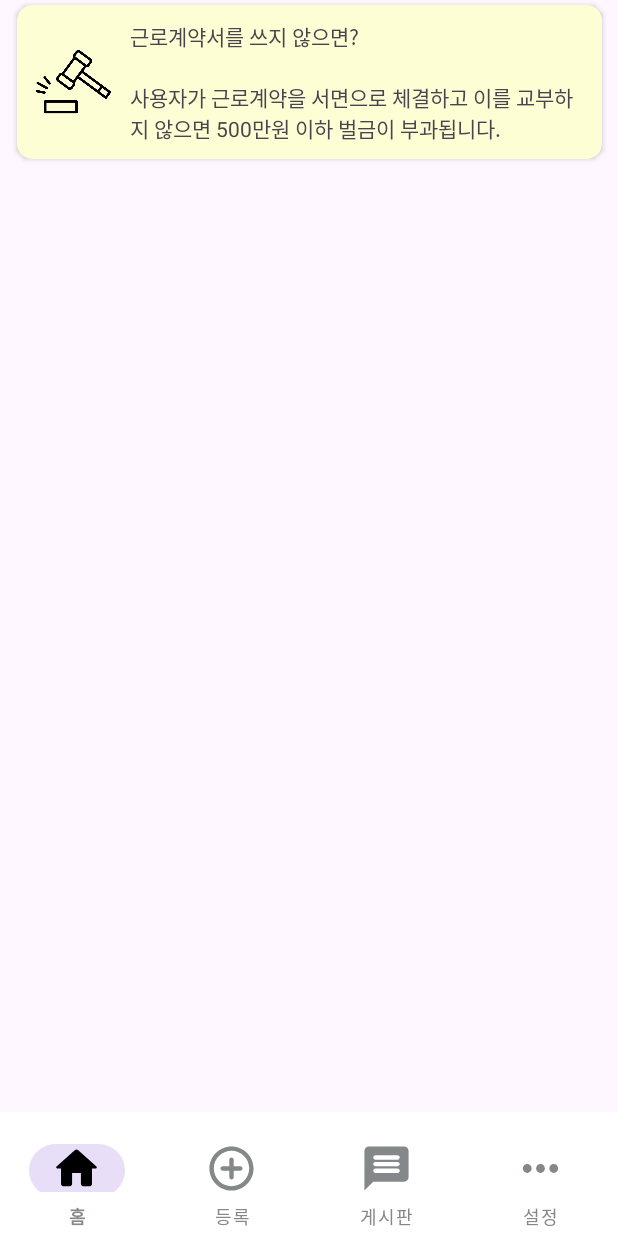
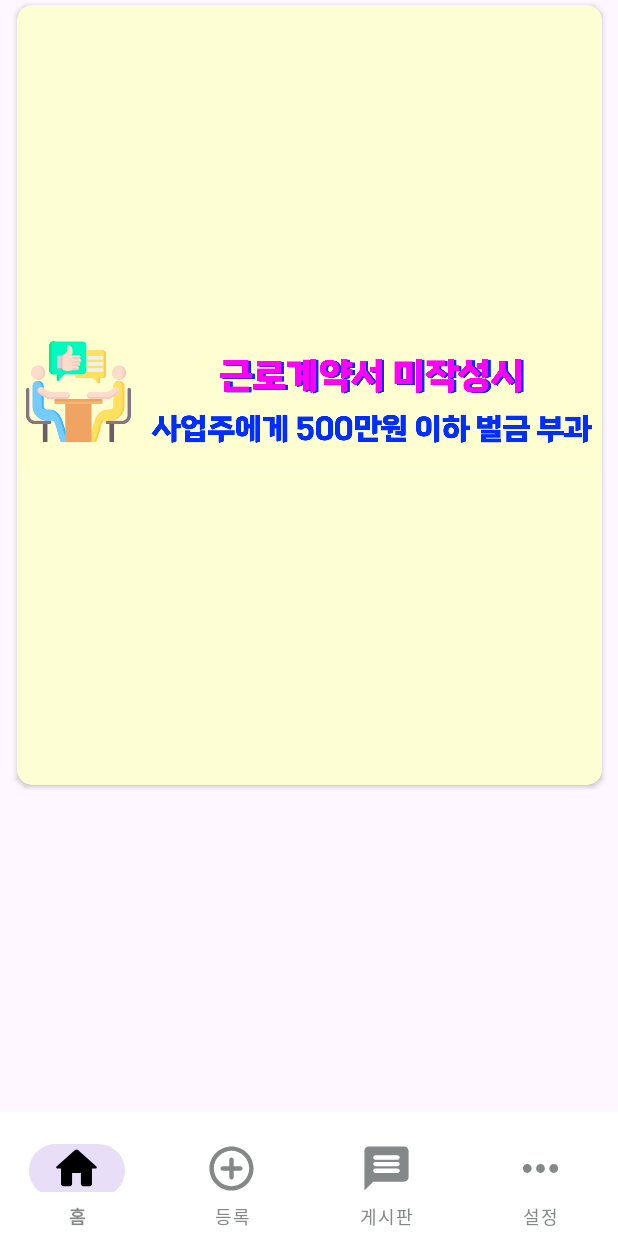
Before and after one commit to 2023-SMHRD-KDT-AI-3/Fainds, an Android app: the fragment Banner_2 placed in its activity, on a phone screen of 412 x 824 dp. Run offline under Robolectric (Android 15) with nearby library versions, the phone set to English and light mode, and no system bars; network calls fail; 4 statements that could not run were skipped.

Commit message:
banner생성

```diff
--- a/app/src/main/java/com/example/faindsapplication/Banner/BannerAdapter.java
+++ b/app/src/main/java/com/example/faindsapplication/Banner/BannerAdapter.java
@@ -24,7 +24,7 @@ public class BannerAdapter extends FragmentStateAdapter {
         }else if(index==1){
             return new Banner_2();
         }
-        else return new Banner_2();
+        else return new Banner_3();
     }
 
     @Override
--- a/app/src/main/java/com/example/faindsapplication/Home/HomeFragment.java
+++ b/app/src/main/java/com/example/faindsapplication/Home/HomeFragment.java
@@ -46,7 +46,7 @@ public class HomeFragment extends Fragment {
     // 배너 관련
     private ViewPager2 vp;
     private BannerAdapter bannerAdapter;
-    private int num_page = 2;
+    private int num_page = 3;
 
     private Handler sliderHandler = new Handler();
 
--- a/app/src/main/res/layout/activity_calender_detail.xml
+++ b/app/src/main/res/layout/activity_calender_detail.xml
@@ -70,7 +70,7 @@
         android:layout_width="0dp"
         android:layout_height="wrap_content"
         android:layout_marginBottom="32dp"
-        android:backgroundTint="@color/btnBlue1"
+        android:backgroundTint="@color/btnBlue"
         android:text="등록"
         app:cornerRadius="10dp"
         app:layout_constraintBottom_toBottomOf="parent"
--- a/app/src/main/res/layout/activity_register_detail.xml
+++ b/app/src/main/res/layout/activity_register_detail.xml
@@ -81,7 +81,7 @@
         android:layout_marginStart="16dp"
         android:layout_marginEnd="16dp"
         android:layout_marginBottom="32dp"
-        android:backgroundTint="@color/btnBlue1"
+        android:backgroundTint="@color/btnBlue"
         android:text="계약서 등록"
         android:textSize="16sp"
         android:textStyle="bold"
--- a/app/src/main/res/layout/fragment_banner_2.xml
+++ b/app/src/main/res/layout/fragment_banner_2.xml
@@ -5,7 +5,7 @@
     android:layout_width="match_parent"
     android:layout_height="wrap_content"
     android:background="@color/transparent"
-    android:outlineAmbientShadowColor="@color/banner_yellow"
+    android:outlineAmbientShadowColor="@color/banner_2"
     tools:context=".Banner.Banner_2">
 
 
@@ -15,47 +15,18 @@
         android:layout_marginTop="3dp"
         android:layout_marginBottom="3dp"
         android:animateLayoutChanges="true"
-        app:cardBackgroundColor="@color/banner_yellow"
+        app:cardBackgroundColor="@color/banner_2"
         app:cardCornerRadius="10dp"
         app:layout_constraintBottom_toBottomOf="parent"
         app:layout_constraintEnd_toEndOf="parent"
         app:layout_constraintStart_toStartOf="parent"
         app:layout_constraintTop_toTopOf="parent">
 
-        <LinearLayout
-            android:layout_width="match_parent"
-            android:layout_height="match_parent"
-            android:orientation="horizontal">
+        <ImageView
+            android:id="@+id/imageView5"
+            android:layout_width="wrap_content"
+            android:layout_height="wrap_content"
+            android:src="@drawable/banner_img2" />
+    </androidx.cardview.widget.CardView>
 
-            <ImageView
-                android:id="@+id/imageView19"
-                android:layout_width="120dp"
-                android:layout_height="100dp"
-                android:layout_gravity="center"
-                android:layout_marginStart="10dp"
-                android:layout_weight="1"
-                app:srcCompat="@drawable/tip_2" />
-
-            <LinearLayout
-                android:layout_width="match_parent"
-                android:layout_height="wrap_content"
-                android:layout_weight="1"
-                android:orientation="vertical">
-
-                <TextView
-                    android:id="@+id/textView31"
-                    android:layout_width="match_parent"
-                    android:layout_height="wrap_content"
-                    android:padding="10dp"
-                    android:text="근로계약서를 쓰지 않으면?" />
-
-                <TextView
-                    android:id="@+id/textView32"
-                    android:layout_width="match_parent"
-                    android:layout_height="wrap_content"
-                    android:padding="10dp"
-                    android:text="사용자가 근로계약을 서면으로 체결하고 이를 교부하지 않으면 500만원 이하 벌금이 부과됩니다." />
-            </LinearLayout>
-        </LinearLayout>
-    </androidx.cardview.widget.CardView>
 </androidx.constraintlayout.widget.ConstraintLayout>
--- a/app/src/main/res/layout/item_register_detail.xml
+++ b/app/src/main/res/layout/item_register_detail.xml
@@ -10,7 +10,6 @@
         android:id="@+id/cardView"
         android:layout_width="390dp"
         android:layout_height="wrap_content"
-        android:layout_marginTop="12dp"
         app:cardElevation="0dp"
         app:layout_constraintBottom_toBottomOf="parent"
         app:layout_constraintEnd_toEndOf="parent"
@@ -46,4 +45,5 @@
                 android:textSize="15dp" />
         </LinearLayout>
     </androidx.cardview.widget.CardView>
+
 </androidx.constraintlayout.widget.ConstraintLayout>
--- a/app/src/main/res/values/colors.xml
+++ b/app/src/main/res/values/colors.xml
@@ -7,6 +7,7 @@
     <color name="background">#F5F5F5</color>
     <color name="transparent">#00000000</color>
     <color name="btnBlue">#2d6afe</color>
-    <color name="banner_yellow">#fefed5</color>
-    <color name="banner_blue">#e8f0fd</color>
+    <color name="banner_1">#e8f0fd</color>
+    <color name="banner_2">#fefed5</color>
+    <color name="banner_3">#142B65</color>
 </resources>
```
Also changed, not shown: app/src/main/java/com/example/faindsapplication/Banner/Banner_3.java (added, +21 -0 lines), app/src/main/res/layout/fragment_banner_3.xml (added, +29 -0 lines), app/src/main/res/drawable/banner_img1.png (added), app/src/main/res/drawable/banner_img2.png (added), app/src/main/res/drawable/banner_img3.png (added), app/src/main/res/drawable/img.png (added), app/src/main/res/drawable/img_1.png (added).
